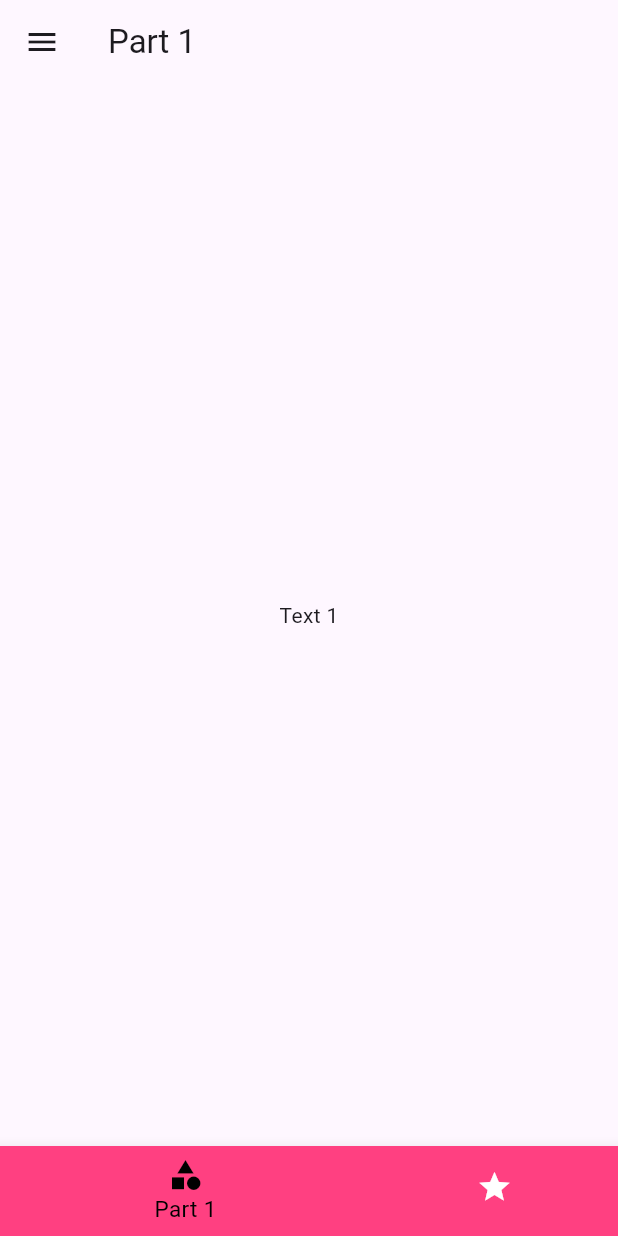
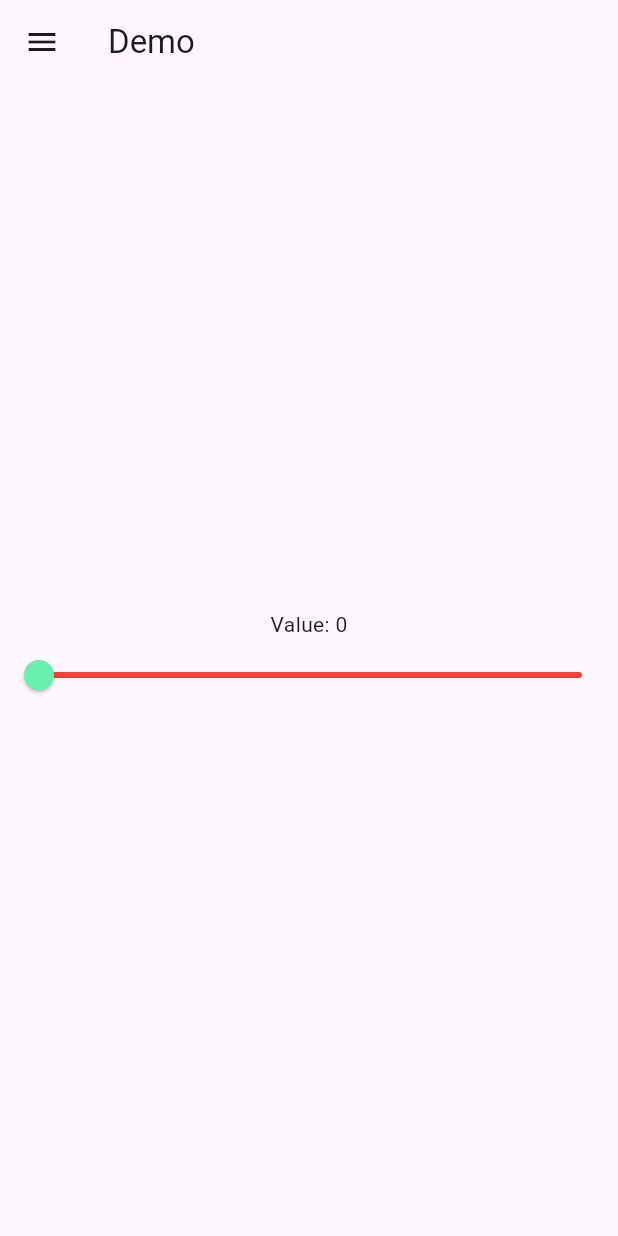
Before and after one commit to ibahas/FlutterApp, a Flutter app: the screen it shows after launch, on a phone screen of 412 x 824 dp. Run offline on Flutter 3.47's test engine with Material 3 defaults, Android fonts, the phone set to English and light mode, and no system bars.

Commit message:
Slider done

```diff
--- a/lib/main.dart
+++ b/lib/main.dart
@@ -12,15 +12,11 @@ class MyApp extends StatelessWidget {
   Widget build(BuildContext context) {
     return MaterialApp(
       debugShowCheckedModeBanner: false,
-      //From this
       home: null,
       initialRoute: '/',
       routes: {
-        //Or this
         '/': (context) => const MyHomePage(),
-        // When navigating to the "/" route, build the FirstScreen widget.
         Screen1.routeName: (context) => const Screen1(),
-        // When navigating to the "/second" route, build the SecondScreen widget.
         Screen2.routeName: (context) => const Screen2(),
       },
     );
@@ -35,32 +31,7 @@ class MyHomePage extends StatefulWidget {
 }
 
 class _MyHomePageState extends State<MyHomePage> {
-  final List<Map<String, Widget>> _pages = [
-    {
-      'page': const Scaffold(
-        body: Center(
-          child: Text('Text 1'),
-        ),
-      ),
-      'title': const Text('Part 1')
-    },
-    {
-      'page': const Scaffold(
-        body: Center(
-          child: Text('Text 2'),
-        ),
-      ),
-      'title': const Text('Part 2')
-    },
-  ];
-
-  int _selectedPageIndex = 0;
-
-  void _x1(int index) {
-    setState(() {
-      _selectedPageIndex = index;
-    });
-  }
+  late double _value = 0.0;
 
   @override
   Widget build(BuildContext context) {
@@ -68,30 +39,27 @@ class _MyHomePageState extends State<MyHomePage> {
       length: 2,
       child: Scaffold(
         appBar: AppBar(
-          title: _pages[_selectedPageIndex]['title'],
+          title: const Text('Demo'),
         ),
-        body: _pages[_selectedPageIndex]['page'],
-        bottomNavigationBar: BottomNavigationBar(
-          selectedItemColor: Colors.black,
-          unselectedItemColor: Colors.white,
-          currentIndex: _selectedPageIndex,
-          selectedFontSize: 15,
-          unselectedFontSize: 15,
-          type: BottomNavigationBarType.shifting,
-          onTap: _x1,
-          items: const [
-            BottomNavigationBarItem(
-              backgroundColor: Colors.pinkAccent,
-              icon: Icon(Icons.category),
-              label: 'Part 1',
-              tooltip: 'Part 1',
+        body: Column(
+          mainAxisAlignment: MainAxisAlignment.center,
+          children: [
+            Container(
+              color: Colors.red,
+              width: _value,
+              height: _value,
             ),
-            BottomNavigationBarItem(
-              backgroundColor: Colors.pinkAccent,
-              icon: Icon(Icons.star),
-              label: 'Part 2',
-              tooltip: 'Part 2',
-            ),
+            Text('Value: ${(_value).round()}'),
+            Slider(
+              value: _value,
+              onChanged: (double val) => setState(() => _value = val),
+              min: 0,
+              max: 500,
+              inactiveColor: Colors.red,
+              activeColor: Colors.greenAccent,
+              divisions: 100,
+              label: 'Value',
+            )
           ],
         ),
         drawerScrimColor: Colors.pinkAccent.withOpacity(0.3),
--- a/note.txt
+++ b/note.txt
@@ -173,3 +173,8 @@ List<Map<String,Widget>>  XX = ...[{}].
 -----
 When need to use navigator pop need to note this screen created with pushNamed.
 -----
+
+-----
+#Slider.
+Slider(value,onChanged () =>,inactiveColor,activeColor,devison,label)
+-----
```
